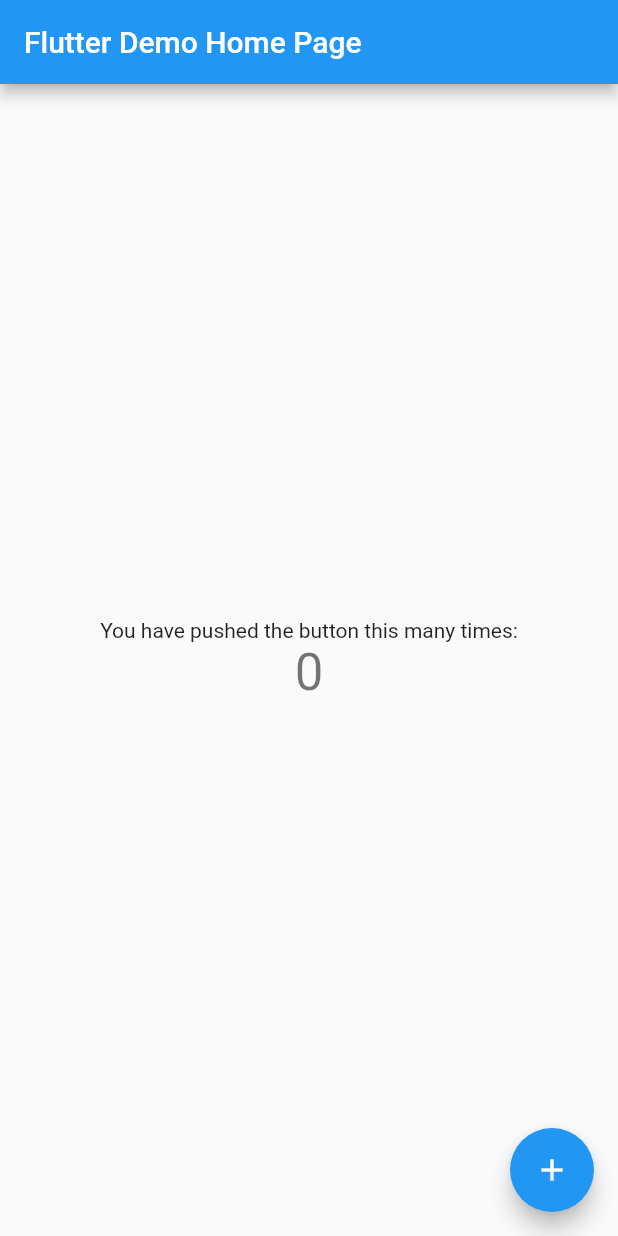
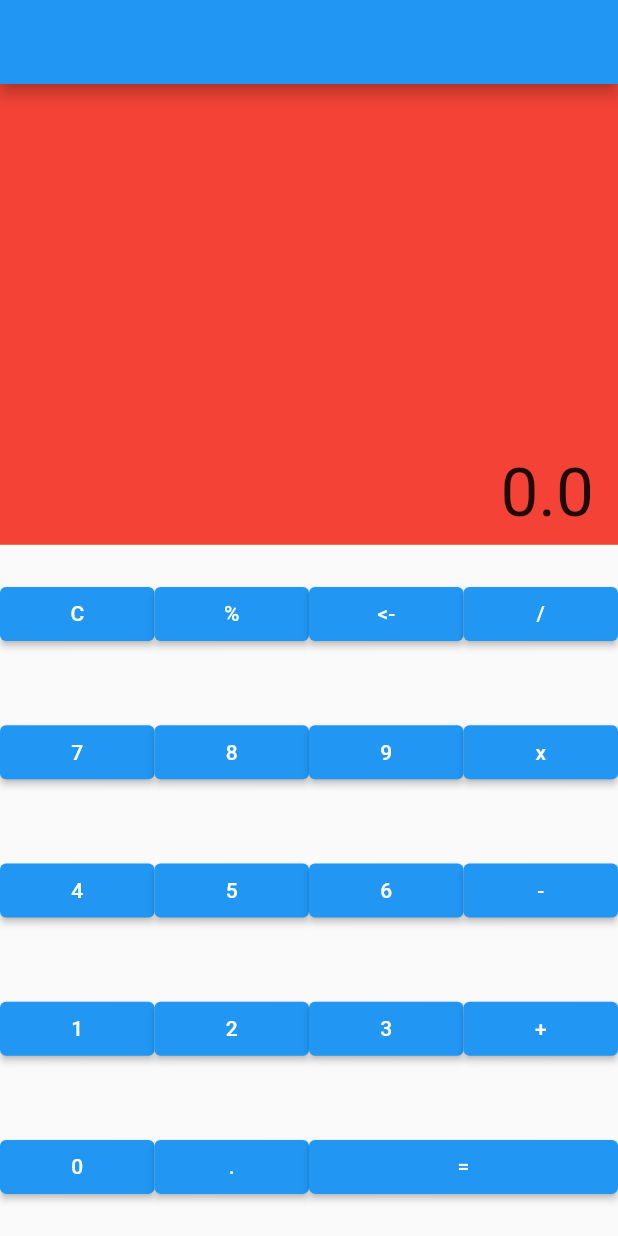
Before and after one commit to soaresg/flutter_calculator, a Flutter app: the screen it shows after launch, on a phone screen of 412 x 824 dp. Run offline on Flutter 3.47's test engine with Material 2 defaults, Android fonts, the phone set to English and light mode, and no system bars.

Commit message:
ajustes iniciais

```diff
--- a/lib/main.dart
+++ b/lib/main.dart
@@ -1,4 +1,5 @@
 import 'package:flutter/material.dart';
+import 'package:flutter_calculator/store/store.dart';
 
 void main() {
   runApp(const MyApp());
@@ -7,109 +8,232 @@ void main() {
 class MyApp extends StatelessWidget {
   const MyApp({Key? key}) : super(key: key);
 
-  // This widget is the root of your application.
   @override
   Widget build(BuildContext context) {
     return MaterialApp(
       title: 'Flutter Demo',
       theme: ThemeData(
-        // This is the theme of your application.
-        //
-        // Try running your application with "flutter run". You'll see the
-        // application has a blue toolbar. Then, without quitting the app, try
-        // changing the primarySwatch below to Colors.green and then invoke
-        // "hot reload" (press "r" in the console where you ran "flutter run",
-        // or simply save your changes to "hot reload" in a Flutter IDE).
-        // Notice that the counter didn't reset back to zero; the application
-        // is not restarted.
         primarySwatch: Colors.blue,
       ),
-      home: const MyHomePage(title: 'Flutter Demo Home Page'),
+      home: const MyHomePage(),
     );
   }
 }
 
 class MyHomePage extends StatefulWidget {
-  const MyHomePage({Key? key, required this.title}) : super(key: key);
-
-  // This widget is the home page of your application. It is stateful, meaning
-  // that it has a State object (defined below) that contains fields that affect
-  // how it looks.
-
-  // This class is the configuration for the state. It holds the values (in this
-  // case the title) provided by the parent (in this case the App widget) and
-  // used by the build method of the State. Fields in a Widget subclass are
-  // always marked "final".
-
-  final String title;
+  const MyHomePage({Key? key}) : super(key: key);
 
   @override
   State<MyHomePage> createState() => _MyHomePageState();
 }
 
 class _MyHomePageState extends State<MyHomePage> {
-  int _counter = 0;
-
-  void _incrementCounter() {
-    setState(() {
-      // This call to setState tells the Flutter framework that something has
-      // changed in this State, which causes it to rerun the build method below
-      // so that the display can reflect the updated values. If we changed
-      // _counter without calling setState(), then the build method would not be
-      // called again, and so nothing would appear to happen.
-      _counter++;
-    });
-  }
+  double valueHolder = 0;
+  MainStore store = MainStore();
 
   @override
   Widget build(BuildContext context) {
-    // This method is rerun every time setState is called, for instance as done
-    // by the _incrementCounter method above.
-    //
-    // The Flutter framework has been optimized to make rerunning build methods
-    // fast, so that you can just rebuild anything that needs updating rather
-    // than having to individually change instances of widgets.
     return Scaffold(
-      appBar: AppBar(
-        // Here we take the value from the MyHomePage object that was created by
-        // the App.build method, and use it to set our appbar title.
-        title: Text(widget.title),
-      ),
+      appBar: AppBar(),
       body: Center(
-        // Center is a layout widget. It takes a single child and positions it
-        // in the middle of the parent.
         child: Column(
-          // Column is also a layout widget. It takes a list of children and
-          // arranges them vertically. By default, it sizes itself to fit its
-          // children horizontally, and tries to be as tall as its parent.
-          //
-          // Invoke "debug painting" (press "p" in the console, choose the
-          // "Toggle Debug Paint" action from the Flutter Inspector in Android
-          // Studio, or the "Toggle Debug Paint" command in Visual Studio Code)
-          // to see the wireframe for each widget.
-          //
-          // Column has various properties to control how it sizes itself and
-          // how it positions its children. Here we use mainAxisAlignment to
-          // center the children vertically; the main axis here is the vertical
-          // axis because Columns are vertical (the cross axis would be
-          // horizontal).
           mainAxisAlignment: MainAxisAlignment.center,
           children: <Widget>[
-            const Text(
-              'You have pushed the button this many times:',
+            Expanded(
+              flex: 4,
+              child: Container(
+                width: MediaQuery.of(context).size.width,
+                color: Colors.red,
+                child: Padding(
+                  padding: const EdgeInsets.symmetric(
+                      horizontal: 16.0, vertical: 8.0),
+                  child: Align(
+                    alignment: Alignment.bottomRight,
+                    child: Text(
+                      '$valueHolder',
+                      style: const TextStyle(
+                        fontSize: 45,
+                      ),
+                    ),
+                  ),
+                ),
+              ),
             ),
-            Text(
-              '$_counter',
-              style: Theme.of(context).textTheme.headline4,
+            Expanded(
+              flex: 6,
+              child: Column(
+                mainAxisAlignment: MainAxisAlignment.center,
+                children: [
+                  Expanded(
+                    child: Row(
+                      mainAxisAlignment: MainAxisAlignment.center,
+                      children: [
+                        Expanded(
+                          child: ElevatedButton(
+                            onPressed: () {
+                              setState(() {
+                                valueHolder = 0;
+                              });
+                            },
+                            child: const Text('C'),
+                          ),
+                        ),
+                        Expanded(
+                          child: ElevatedButton(
+                            onPressed: () {},
+                            child: const Text('%'),
+                          ),
+                        ),
+                        Expanded(
+                          child: ElevatedButton(
+                            onPressed: () {},
+                            child: const Text('<-'),
+                          ),
+                        ),
+                        Expanded(
+                          child: ElevatedButton(
+                            onPressed: () {
+                              store.setOperator('/');
+                            },
+                            child: const Text('/'),
+                          ),
+                        ),
+                      ],
+                    ),
+                  ),
+                  Expanded(
+                    child: Row(
+                      mainAxisAlignment: MainAxisAlignment.center,
+                      children: [
+                        Expanded(
+                          child: ElevatedButton(
+                            onPressed: () {},
+                            child: const Text('7'),
+                          ),
+                        ),
+                        Expanded(
+                          child: ElevatedButton(
+                            onPressed: () {},
+                            child: const Text('8'),
+                          ),
+                        ),
+                        Expanded(
+                          child: ElevatedButton(
+                            onPressed: () {},
+                            child: const Text('9'),
+                          ),
+                        ),
+                        Expanded(
+                          child: ElevatedButton(
+                            onPressed: () {
+                              store.setOperator('x');
+                            },
+                            child: const Text('x'),
+                          ),
+                        ),
+                      ],
+                    ),
+                  ),
+                  Expanded(
+                    child: Row(
+                      mainAxisAlignment: MainAxisAlignment.center,
+                      children: [
+                        Expanded(
+                          child: ElevatedButton(
+                            onPressed: () {},
+                            child: const Text('4'),
+                          ),
+                        ),
+                        Expanded(
+                          child: ElevatedButton(
+                            onPressed: () {},
+                            child: const Text('5'),
+                          ),
+                        ),
+                        Expanded(
+                          child: ElevatedButton(
+                            onPressed: () {},
+                            child: const Text('6'),
+                          ),
+                        ),
+                        Expanded(
+                          child: ElevatedButton(
+                            onPressed: () {
+                              store.setOperator('-');
+                            },
+                            child: const Text('-'),
+                          ),
+                        ),
+                      ],
+                    ),
+                  ),
+                  Expanded(
+                    child: Row(
+                      mainAxisAlignment: MainAxisAlignment.center,
+                      children: [
+                        Expanded(
+                          child: ElevatedButton(
+                            onPressed: () {},
+                            child: const Text('1'),
+                          ),
+                        ),
+                        Expanded(
+                          child: ElevatedButton(
+                            onPressed: () {},
+                            child: const Text('2'),
+                          ),
+                        ),
+                        Expanded(
+                          child: ElevatedButton(
+                            onPressed: () {},
+                            child: const Text('3'),
+                          ),
+                        ),
+                        Expanded(
+                          child: ElevatedButton(
+                            onPressed: () {
+                              store.setOperator('+');
+                            },
+                            child: const Text('+'),
+                          ),
+                        ),
+                      ],
+                    ),
+                  ),
+                  Expanded(
+                    child: Row(
+                      mainAxisAlignment: MainAxisAlignment.center,
+                      children: [
+                        Expanded(
+                          child: ElevatedButton(
+                            onPressed: () {},
+                            child: const Text('0'),
+                          ),
+                        ),
+                        Expanded(
+                          child: ElevatedButton(
+                            onPressed: () {},
+                            child: const Text('.'),
+                          ),
+                        ),
+                        Expanded(
+                          flex: 2,
+                          child: ElevatedButton(
+                            onPressed: () {
+                              store.makeOperation();
+                            },
+                            child: const Text('='),
+                          ),
+                        ),
+                      ],
+                    ),
+                  ),
+                ],
+              ),
             ),
           ],
         ),
       ),
-      floatingActionButton: FloatingActionButton(
-        onPressed: _incrementCounter,
-        tooltip: 'Increment',
-        child: const Icon(Icons.add),
-      ), // This trailing comma makes auto-formatting nicer for build methods.
     );
   }
 }
--- /dev/null
+++ b/lib/store/store.dart
@@ -0,0 +1,32 @@
+class MainStore {
+  late double firstNumber;
+  late double secondNumber;
+  late String operator;
+  late double resultNumber;
+
+  void setFirstNumber(double number) => firstNumber = number;
+  void setSecondNumber(double number) => secondNumber = number;
+  void setOperator(String op) => operator = op;
+
+  double getFirstNumber() => firstNumber;
+  double getSecondNumber() => secondNumber;
+  String getOperator() => operator;
+  double getresultNumber() => resultNumber;
+
+  void makeOperation() {
+    switch (operator) {
+      case '+':
+        resultNumber = firstNumber + secondNumber;
+        break;
+      case '-':
+        resultNumber = firstNumber - secondNumber;
+        break;
+      case 'x':
+        resultNumber = firstNumber * secondNumber;
+        break;
+      case '/':
+        resultNumber = firstNumber / secondNumber;
+        break;
+    }
+  }
+}
```
Also changed, not shown: pubspec.lock, 2 other files.
